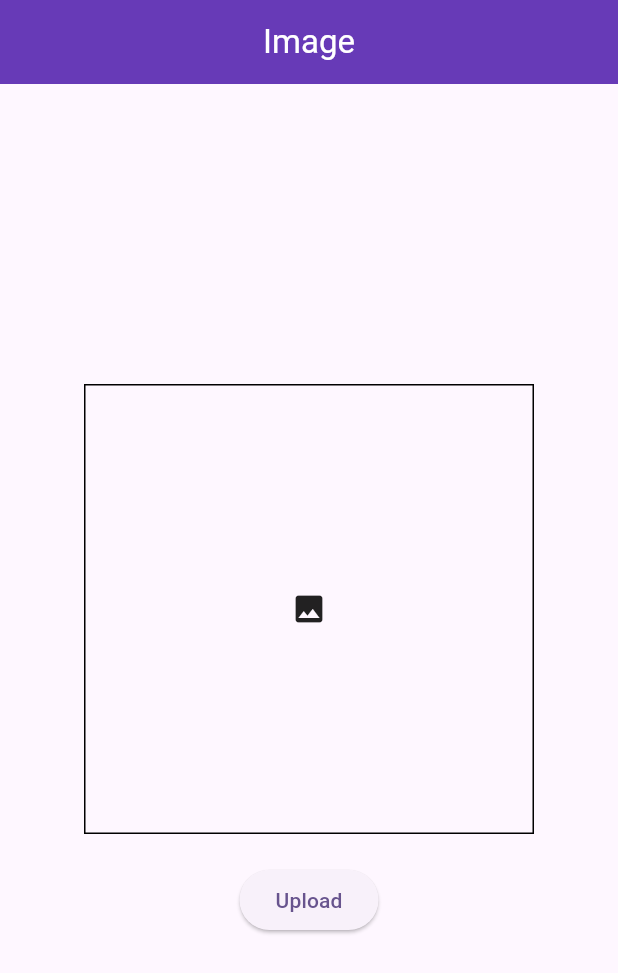
After one commit to Umar-Gulzar/Firebase_Practice, a Flutter app: the ImageUpload screen opened directly, after a tap on the "image" icon, on a phone screen of 412 x 824 dp. The commit adds this screen. Shown: the top 973 px of the screen. Run offline on Flutter 3.47's test engine with Material 3 defaults, Android fonts, the phone set to English and light mode, and no system bars; our stand-ins replace cloud_firestore, firebase_auth, firebase_core, firebase_database, firebase_storage, fluttertoast and 1 more; accounts and stored records are empty.

Commit message:
resolving device error

```diff
--- /dev/null
+++ b/lib/FirebaseStorage/imageUpload.dart
@@ -0,0 +1,82 @@
+import 'dart:io';
+
+import 'package:flutter/material.dart';
+import 'package:flutter/services.dart';
+import 'package:image_picker/image_picker.dart';
+
+class ImageUpload extends StatefulWidget {
+  const ImageUpload({super.key});
+
+  @override
+  State<ImageUpload> createState() => _ImageUploadState();
+}
+
+class _ImageUploadState extends State<ImageUpload> {
+
+  File? _image;  ///jo gallery sy hum image pick karty han wo aik file hoti ha
+  final picker=ImagePicker();
+
+
+  Future getGalleryImage()async
+  {
+    final pickedFile=await picker.pickImage(source: ImageSource.gallery,imageQuality: 80);
+    setState(() {
+      if(pickedFile==null)
+      {
+        debugPrint('image not picked');
+      }
+      else
+      {
+        _image=File(pickedFile.path);///agar uppar picker ky sath await na pagay gy tu .path show na ho ga.
+      }
+
+    });
+  }
+
+  @override
+  Widget build(BuildContext context) {
+    return WillPopScope(
+      onWillPop: ()async{
+        await  SystemNavigator.pop();
+        return true;
+      },
+      child: Scaffold(
+        appBar:AppBar(
+          automaticallyImplyLeading: false,
+          backgroundColor: Colors.deepPurple,
+          title:const Text("Image",style: TextStyle(color: Colors.white),),
+          centerTitle: true,
+        ),
+
+        body: Center(
+          child:Column(
+            mainAxisAlignment: MainAxisAlignment.center,
+            crossAxisAlignment: CrossAxisAlignment.center,
+            spacing: 20,
+            children: [
+                InkWell(
+                onTap: (){
+                  getGalleryImage();
+                },
+                child:Container(
+                  height: 300,
+                  width: 300,
+                  decoration: BoxDecoration(
+                    border: Border.all(color: Colors.black)
+                  ),
+                  child:_image!=null?Image.file(_image!.absolute): const Icon(Icons.image),
+                ),
+              ),
+
+              ElevatedButton(
+                  onPressed: (){
+                  },
+                  child:const Text("Upload"))
+            ],
+          ),
+        ),
+
+      ),
+    );
+  }
+}
--- a/lib/LoginPage.dart
+++ b/lib/LoginPage.dart
@@ -3,6 +3,7 @@ import 'package:firebase_practice/phoneLoginScreen.dart';
 import 'package:flutter/material.dart';
 import 'package:firebase_auth/firebase_auth.dart';
 import 'package:flutter/services.dart';
+import 'FirebaseStorage/imageUpload.dart';
 import 'Posts/showPostsScreen.dart';
 import 'SignupPage.dart';
 import 'Utils/utils.dart';
@@ -101,7 +102,7 @@ class LoginState extends State<Login>
                         setState(() {
                           isLoading=false;
                         });
-                        Navigator.push(context, MaterialPageRoute(builder: (context)=>ShowUsersScreen()));
+                        Navigator.push(context, MaterialPageRoute(builder: (context)=>ImageUpload()));
                       }).onError((error,stack){
                         Utils().toastMessage(error.toString());
                         setState(() {
--- a/lib/splash.dart
+++ b/lib/splash.dart
@@ -1,6 +1,7 @@
 import 'dart:async';
 
 import 'package:firebase_auth/firebase_auth.dart';
+import 'package:firebase_practice/FirebaseStorage/imageUpload.dart';
 import 'package:firebase_practice/LoginPage.dart';
 import 'package:flutter/material.dart';
 
@@ -26,7 +27,7 @@ class _SplashState extends State<Splash> {
       if(_currentUser==null)  ///If currentUser is null means it is not logged then move to login screen.
         Navigator.push(context, MaterialPageRoute(builder: (context)=>Login()));
       else    ///if currentUser is not null means user is already logged then move to home screen.
-        Navigator.push(context, MaterialPageRoute(builder: (context)=>ShowUsersScreen()));
+        Navigator.push(context, MaterialPageRoute(builder: (context)=>ImageUpload()));
     });
 
     // TODO: implement initState
--- a/pubspec.yaml
+++ b/pubspec.yaml
@@ -40,6 +40,7 @@ dependencies:
   firebase_storage: ^13.0.0
   firebase_database: ^12.0.0
   fluttertoast: ^8.2.12
+  image_picker: ^1.1.2
 
 dev_dependencies:
   flutter_test:
```
Also changed, not shown: pubspec.lock, 6 other files.
